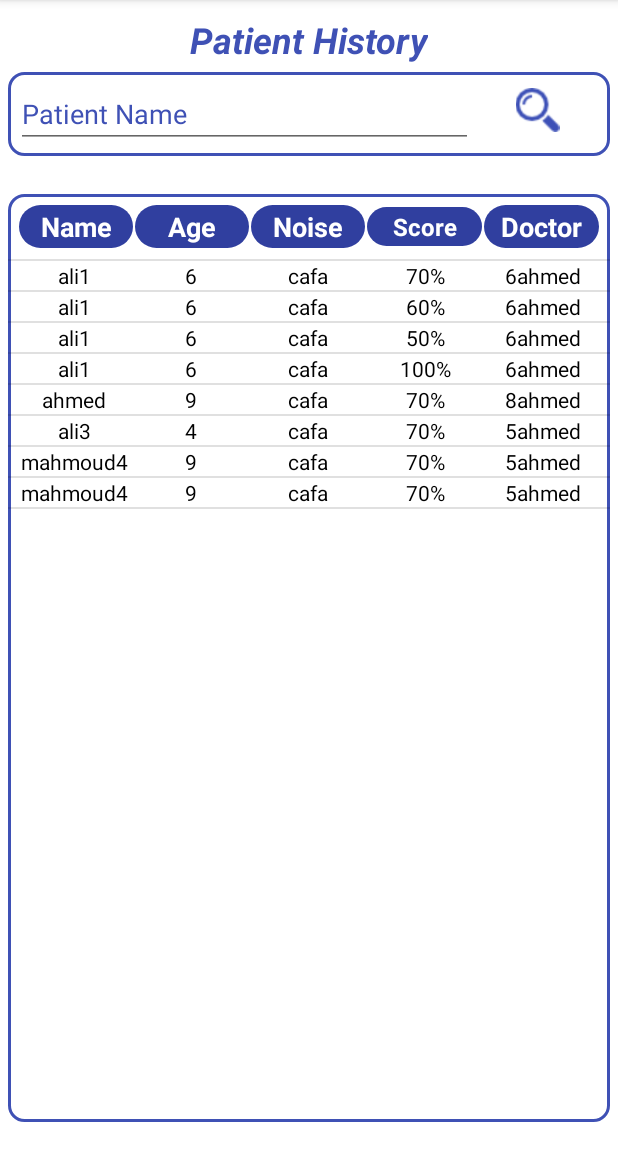
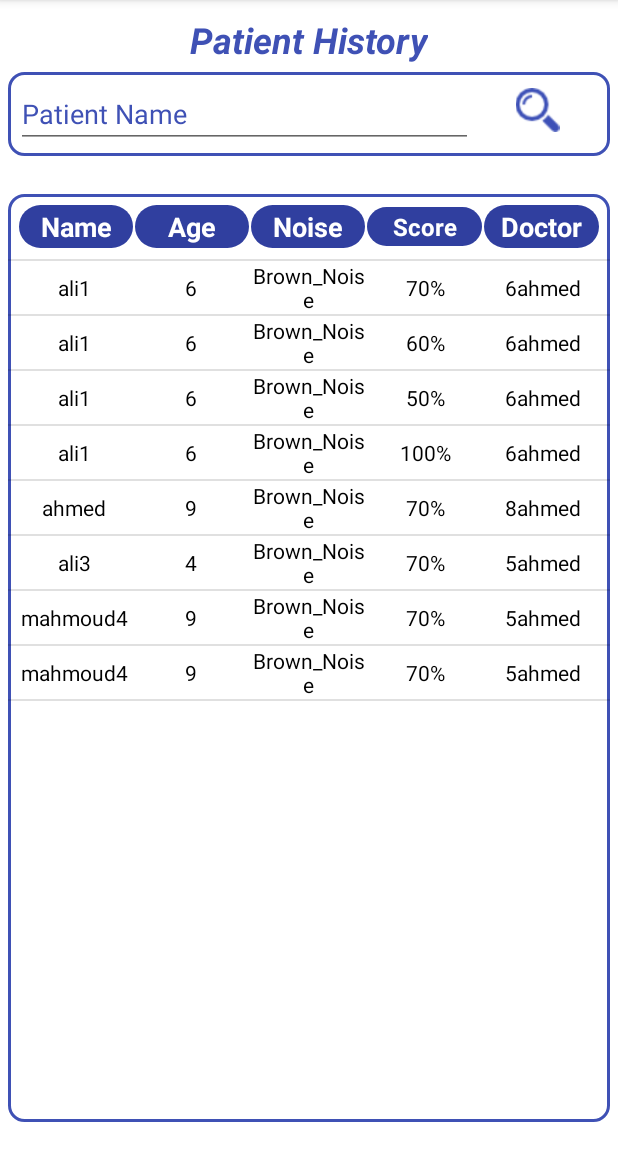
Before and after one commit to MahmoudRashad/Hearing_Expert_System, an Android app: the fragment Select_Patient_History placed in its activity, after a tap on an icon or button, on a phone screen of 412 x 824 dp, the part 84-1236 px from its top. Run offline under Robolectric (Android 15) with nearby library versions, the phone set to English and light mode, and no system bars.

Commit message:
2-6-2018 aniss db insert data

```diff
--- a/app/src/main/java/com/hearing/hearingsys/Fragment/MainFragments/Question_Fragment.java
+++ b/app/src/main/java/com/hearing/hearingsys/Fragment/MainFragments/Question_Fragment.java
@@ -111,7 +111,6 @@ public class Question_Fragment extends Fragment {
                 noise_sp.release();
                 signal_sp.release();
 
-
                 finish_test();
             }
         });
@@ -181,6 +180,7 @@ public class Question_Fragment extends Fragment {
         {
             question_TV.setText(Curr_question.getSignal().getSIGNALS_TEXT());
             Question_adopter question_adopter= new Question_adopter(getActivity(),Curr_question.getChoices());
+            images_GV.setVerticalScrollBarEnabled(false);
             images_GV.setAdapter(question_adopter);
             init_sound_pool();
 
@@ -207,9 +207,9 @@ public class Question_Fragment extends Fragment {
         noise_sp = MediaPlayer.
                 create(getActivity(),
                         Uri.parse(Environment.getExternalStorageDirectory().getPath()
-                                +"/hearingsystem/noise/Brown_Noise.mp3"));
+//                                +"/hearingsystem/noise/Brown_Noise.mp3"));
 
-//                AppContext.Curr_question.getNoise().getPath()));
+               +AppContext.Curr_question.getNoise().getPath()));
 
 
         final Handler handler = new Handler();
--- a/app/src/main/java/com/hearing/hearingsys/Fragment/MainFragments/Select_Patient_History.java
+++ b/app/src/main/java/com/hearing/hearingsys/Fragment/MainFragments/Select_Patient_History.java
@@ -5,6 +5,8 @@ import android.os.Bundle;
 import android.support.annotation.NonNull;
 import android.support.annotation.Nullable;
 import android.support.v4.app.Fragment;
+import android.text.Editable;
+import android.text.TextWatcher;
 import android.view.LayoutInflater;
 import android.view.View;
 import android.view.ViewGroup;
@@ -48,12 +50,12 @@ public class Select_Patient_History extends Fragment {
         view = inflater.inflate(R.layout.get_patient_history, container, false);
         init();
         Clicks();
-        callserver();
+        callserver("");
 
         return view;
     }
 
-    private void callserver() {
+    private void callserver(String name ) {
         ///todo get data from database
         patient_data.clear();
 
@@ -63,7 +65,7 @@ public class Select_Patient_History extends Fragment {
            String selecttests_of_pation  = "SELECT * FROM "+TABLE_PATIENT +" p, " +TABLE_TEST+
                    " t where p."+COLUMN_PATIENT_ID+" = t."+COLUMN_TEST_PATIENT_ID+" and " +
                    " p."+COLUMN_PATIENT_NAME+
-                   " LIKE  '%"+Patient_name.getText().toString().toLowerCase()+"%';";
+                   " LIKE  '%"+name+"%';";
            Cursor cursor= db.select(selecttests_of_pation);
 //            JSONObject a =data;
             if (cursor != null) {
@@ -110,14 +112,38 @@ public class Select_Patient_History extends Fragment {
         Search.setOnClickListener(new View.OnClickListener() {
             @Override
             public void onClick(View v) {
-                if (Patient_name.getText().toString()==null){
-                    Toast.makeText(getActivity(), "Please Enter Patient Name", Toast.LENGTH_SHORT).show();
-                }else {
-                    callserver();
-                }
+              Searsh_fn( Patient_name.getText().toString().toLowerCase());
+            }
+        });
+        Patient_name.addTextChangedListener(new TextWatcher() {
+            @Override
+            public void beforeTextChanged(CharSequence s, int start, int count, int after) {
+
+            }
+
+            @Override
+            public void onTextChanged(CharSequence s, int start, int before, int count) {
+
+                Searsh_fn( s.toString().toLowerCase());
+            }
+
+            @Override
+            public void afterTextChanged(Editable s) {
+
             }
         });
     }
+
+    private void Searsh_fn(String text) {
+        if (Patient_name.getText().toString()==null){
+            Patient_name.setError("Please Enter Patient Name");
+//            Toast.makeText(getActivity(), "Please Enter Patient Name", Toast.LENGTH_SHORT).show();
+        }else {
+            callserver(text);
+        }
+
+    }
+
 
     private void init() {
 
--- a/app/src/main/java/com/hearing/hearingsys/Sql/DatabaseHelper.java
+++ b/app/src/main/java/com/hearing/hearingsys/Sql/DatabaseHelper.java
@@ -233,14 +233,14 @@ public class DatabaseHelper extends SQLiteOpenHelper {
 
 
 
-        db.execSQL("INSERT INTO " + TABLE_TEST + " VALUES (1, 1 , 1 ,'70%', 'cafa' );");
-        db.execSQL("INSERT INTO " + TABLE_TEST + " VALUES (2, 1 , 1 ,'60%', 'cafa' );");
-        db.execSQL("INSERT INTO " + TABLE_TEST + " VALUES (3, 1 , 1 ,'50%', 'cafa' );");
-        db.execSQL("INSERT INTO " + TABLE_TEST + " VALUES (4, 1 , 1 ,'100%', 'cafa' );");
-        db.execSQL("INSERT INTO " + TABLE_TEST + " VALUES (5, 2 , 1 ,'70%', 'cafa' );");
-        db.execSQL("INSERT INTO " + TABLE_TEST + " VALUES (6, 3 , 1 ,'70%', 'cafa' );");
-        db.execSQL("INSERT INTO " + TABLE_TEST + " VALUES (7, 4 , 1 ,'70%', 'cafa' );");
-        db.execSQL("INSERT INTO " + TABLE_TEST + " VALUES (8, 4 , 1 ,'70%', 'cafa' );");
+        db.execSQL("INSERT INTO " + TABLE_TEST + " VALUES (1, 1 , 1 ,'70%', 'Brown_Noise' );");
+        db.execSQL("INSERT INTO " + TABLE_TEST + " VALUES (2, 1 , 1 ,'60%', 'Brown_Noise' );");
+        db.execSQL("INSERT INTO " + TABLE_TEST + " VALUES (3, 1 , 1 ,'50%', 'Brown_Noise' );");
+        db.execSQL("INSERT INTO " + TABLE_TEST + " VALUES (4, 1 , 1 ,'100%', 'Brown_Noise' );");
+        db.execSQL("INSERT INTO " + TABLE_TEST + " VALUES (5, 2 , 1 ,'70%', 'Brown_Noise' );");
+        db.execSQL("INSERT INTO " + TABLE_TEST + " VALUES (6, 3 , 1 ,'70%', 'Brown_Noise' );");
+        db.execSQL("INSERT INTO " + TABLE_TEST + " VALUES (7, 4 , 1 ,'70%', 'Brown_Noise' );");
+        db.execSQL("INSERT INTO " + TABLE_TEST + " VALUES (8, 4 , 1 ,'70%', 'Brown_Noise' );");
 
 
 
--- a/app/src/main/res/layout/layout_image_grid_item.xml
+++ b/app/src/main/res/layout/layout_image_grid_item.xml
@@ -4,11 +4,11 @@
 
     <ImageView
         android:id="@+id/img_IV"
-        android:layout_width="200dp"
+        android:layout_width="match_parent"
         android:layout_centerHorizontal="true"
         android:layout_centerVertical="true"
         android:layout_centerInParent="true"
-        android:layout_height="200dp"
+        android:layout_height="100dp"
         android:scaleType="fitXY"
         />
 
--- a/app/src/main/res/layout/layout_question.xml
+++ b/app/src/main/res/layout/layout_question.xml
@@ -1,6 +1,8 @@
 <?xml version="1.0" encoding="utf-8"?>
 <RelativeLayout xmlns:android="http://schemas.android.com/apk/res/android"
-    android:layout_width="match_parent" android:layout_height="match_parent">
+    android:layout_width="match_parent"
+    android:layout_height="match_parent"
+    xmlns:tools="http://schemas.android.com/tools">
 
     <LinearLayout
         android:gravity="center"
@@ -34,6 +36,7 @@
             android:layout_marginHorizontal="10dp"
             android:horizontalSpacing="2dp"
             android:verticalSpacing="2dp"
+
             android:layout_weight="60"
             android:layout_height="0dp">
 
```
Also changed, not shown: app/src/main/java/com/hearing/hearingsys/Dialogs/MYDialg.java (+31 -4 lines).
